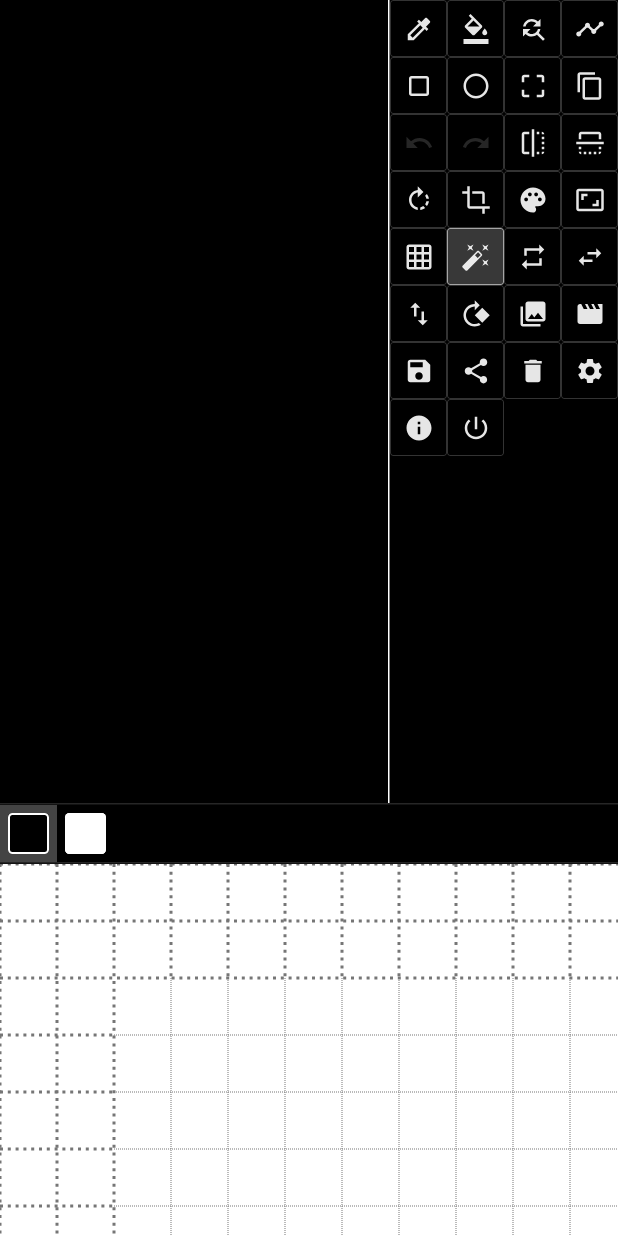
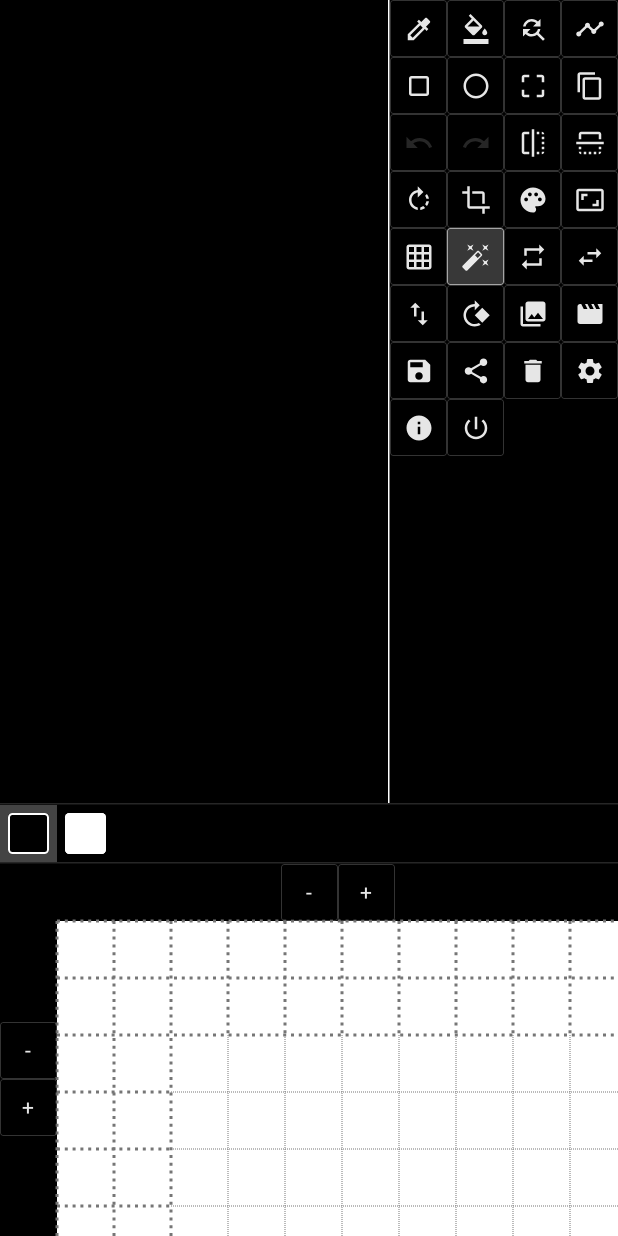
Before and after one commit to JustinMichaudOuellette/Pixel-Collapse, an Android app built with Jetpack Compose: the composable PixelEditorScreen shown on its own in the app's theme, on a phone screen of 412 x 824 dp. Run offline under Robolectric (Android 15) with nearby library versions, the phone set to English and light mode, and no system bars; 1 statement that could not run was skipped.

Commit message:
update grid initial positioning

```diff
--- a/app/src/main/java/ca/justinmo/wfcbitmap/ui/PixelCanvas.kt
+++ b/app/src/main/java/ca/justinmo/wfcbitmap/ui/PixelCanvas.kt
@@ -191,12 +191,23 @@ fun ZoomablePixelCanvas(
   fitInitialGrid: Boolean = false,
   /** Called after the one-time fresh-start fit, so the caller can remember not to do it again. */
   onInitialGridFitted: () -> Unit = {},
+  /**
+   * On first layout, place an already-sized drawing so the +/- pairs just outside its top and left edges
+   * are on screen.
+   *
+   * A restored session opens at the origin, which puts those pairs at negative coordinates and makes
+   * them unreachable; the editor sets this so the first view offsets the grid far enough to show them.
+   */
+  keepEdgeButtonsVisible: Boolean = false,
 ) {
   var scale by remember { mutableFloatStateOf(1f) }
   var offset by remember { mutableStateOf(Offset.Zero) }
   var canvasSize by remember { mutableStateOf(IntSize.Zero) }
   var fitted by remember { mutableStateOf(false) }
   val haptics = LocalHapticFeedback.current
+  // The + and - pairs just outside the grid are this big, so the first view needs this much margin
+  // for the top and left pairs to sit on screen.
+  val edgeButtonMargin = with(LocalDensity.current) { BUTTON_SIZE.toPx() }
 
   /*
    * The gesture handler below is restarted whenever its keys change, so the selection is read through
@@ -228,21 +239,43 @@ fun ZoomablePixelCanvas(
       .fillMaxSize()
       .onSizeChanged { size ->
         canvasSize = size
-        if (fitInitialGrid && !fitted && size.width > 0 && size.height > 0) {
+        if (fitted || size.width <= 0 || size.height <= 0) return@onSizeChanged
+        if (fitInitialGrid) {
           // One cell on every side is the ring the + and - buttons live in; taking it off before sizing
           // the sheet is what keeps all eight of them on screen.
           val maxColumns = size.width / baseCellSizePx - 2
           val maxRows = size.height / baseCellSizePx - 2
           gridState.fitBlankToCanvas(maxColumns, maxRows, gridStep)
-          // Center the sheet, which centers the ring around it too.
+          // Center the sheet, which centers the ring around it too. When the smallest legal grid is
+          // larger than the canvas, keep its top-left ring on screen instead of centering it off.
           offset =
             Offset(
-              (size.width - gridState.columns * baseCellSizePx) / 2f,
-              (size.height - gridState.rows * baseCellSizePx) / 2f,
+              ((size.width - gridState.columns * baseCellSizePx) / 2f)
+                .coerceAtLeast(edgeButtonMargin),
+              ((size.height - gridState.rows * baseCellSizePx) / 2f)
+                .coerceAtLeast(edgeButtonMargin),
             )
           fitted = true
           onInitialGridFitted()
           onResize()
+        } else if (keepEdgeButtonsVisible) {
+          // A restored (or otherwise already-sized) sheet starts at the origin, which puts the pairs just
+          // outside its top and left edges off screen. Centre the sheet while its whole ring fits; once
+          // it is larger than the viewport, show its top-left corner with one button of margin so those
+          // pairs stay reachable.
+          val gridWidth = gridState.columns * baseCellSizePx.toFloat()
+          val gridHeight = gridState.rows * baseCellSizePx.toFloat()
+          offset = if (gridWidth + edgeButtonMargin * 2f <= size.width &&
+            gridHeight + edgeButtonMargin * 2f <= size.height
+          ) {
+            Offset(
+              (size.width - gridWidth) / 2f,
+              (size.height - gridHeight) / 2f,
+            )
+          } else {
+            Offset(edgeButtonMargin, edgeButtonMargin)
+          }
+          fitted = true
         }
       }
       // A handle for UI tests: the drawing is one Canvas and gestures are the only way to drive it, so a
--- a/app/src/main/java/ca/justinmo/wfcbitmap/ui/PixelEditorScreen.kt
+++ b/app/src/main/java/ca/justinmo/wfcbitmap/ui/PixelEditorScreen.kt
@@ -649,6 +649,7 @@ fun PixelEditorScreen(
             onResize = onResize,
             fitInitialGrid = fitInitialGrid,
             onInitialGridFitted = onInitialGridFitted,
+            keepEdgeButtonsVisible = true,
           )
         }
       }
@@ -691,6 +692,7 @@ fun PixelEditorScreen(
             onResize = onResize,
             fitInitialGrid = fitInitialGrid,
             onInitialGridFitted = onInitialGridFitted,
+            keepEdgeButtonsVisible = true,
           )
         }
 
```
